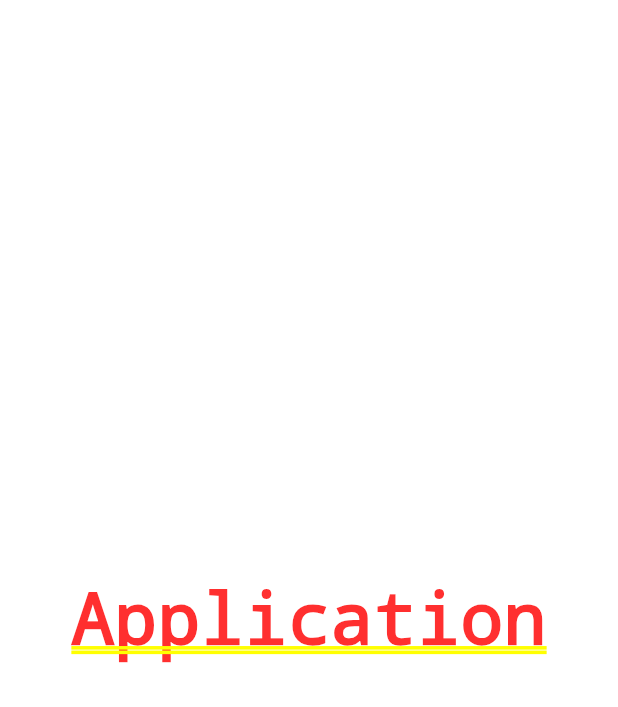
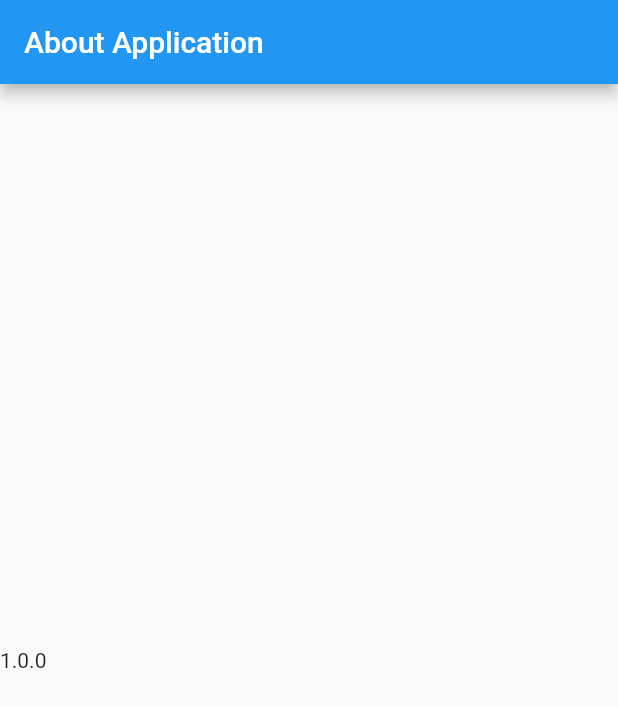
Before and after one commit to kurramkurram/ColorCode, a Flutter app: the Setting screen opened by its route, after a tap on "Application", on a phone screen of 412 x 824 dp. Shown: the top 707 px of the screen. Run offline on Flutter 3.47's test engine with Material 2 defaults, Android fonts, the light colour scheme and no system bars; our stand-ins replace package_info, shared_preferences; accounts and stored records are empty.

Commit message:
add about app screen

```diff
--- /dev/null
+++ b/lib/PackageInfo.dart
@@ -0,0 +1,17 @@
+import 'dart:async' show Future;
+import 'package:package_info/package_info.dart';
+
+class PackageInfoUtil {
+  static PackageInfo _packageInfo;
+
+  static Future<PackageInfo> get _instance async =>
+      _packageInfo ??= await PackageInfo.fromPlatform();
+
+  static Future<PackageInfo> init() async {
+    print("init");
+    _packageInfo = await _instance;
+    return _packageInfo;
+  }
+
+  String getAppVersion() => _packageInfo.version;
+}
--- a/lib/main.dart
+++ b/lib/main.dart
@@ -1,3 +1,4 @@
+import 'package:colorcode/PackageInfo.dart';
 import 'package:colorcode/Preference.dart';
 import 'package:colorcode/view/Application.dart';
 import 'package:colorcode/view/Main.dart';
@@ -15,6 +16,7 @@ class MyApp extends StatelessWidget {
   @override
   Widget build(BuildContext context) {
     Preference.init();
+    PackageInfoUtil.init();
     return MaterialApp(
       debugShowCheckedModeBanner: false,
       routes: <String, WidgetBuilder>{
--- a/lib/view/Application.dart
+++ b/lib/view/Application.dart
@@ -1,4 +1,7 @@
+import 'package:colorcode/PackageInfo.dart';
 import 'package:flutter/cupertino.dart';
+import 'package:flutter/material.dart';
+import 'package:package_info/package_info.dart';
 
 class Application extends StatefulWidget {
   @override
@@ -8,8 +11,22 @@ class Application extends StatefulWidget {
 class _ApplicationState extends State<Application> {
   @override
   Widget build(BuildContext context) {
-    return Center(
-      child: Text("Application"),
+    String version = PackageInfoUtil().getAppVersion();
+    return MaterialApp(
+      debugShowCheckedModeBanner: false,
+      home: Scaffold(
+        appBar: AppBar(
+          title: Text("About Application"),
+        ),
+        body: Container(
+          child: Column(
+            mainAxisAlignment: MainAxisAlignment.center,
+            children: [
+              Text(version),
+            ],
+          ),
+        ),
+      ),
     );
   }
 }
--- a/lib/view/Main.dart
+++ b/lib/view/Main.dart
@@ -1,8 +1,5 @@
-import 'dart:io';
-
 import 'package:flutter/cupertino.dart';
 import 'package:flutter/material.dart';
-import 'package:shared_preferences/shared_preferences.dart';
 
 import '../Preference.dart';
 import 'HistoryListDialog.dart';
--- a/lib/view/Setting.dart
+++ b/lib/view/Setting.dart
@@ -38,7 +38,6 @@ class _SettingState extends State<Setting> {
   }
 
   _startActivity(String component) {
-    print("_startActivity " + component);
     Navigator.of(context).pushNamed(component);
   }
 }
--- a/pubspec.yaml
+++ b/pubspec.yaml
@@ -24,7 +24,7 @@ dependencies:
   flutter:
     sdk: flutter
   shared_preferences: ^0.5.7+3
-
+  package_info: 0.3.2
 
   # The following adds the Cupertino Icons font to your application.
   # Use with the CupertinoIcons class for iOS style icons.
```
Also changed, not shown: pubspec.lock.
